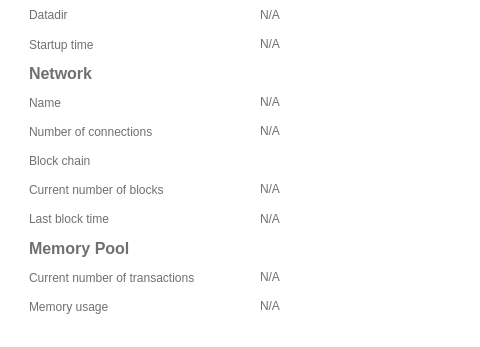
Above: src/qt/forms/debugwindow.ui from Veil-Project/veil before the change; both pictures show x 0 to 480 and y 173 to 520 of the 740 by 520 pixel window. Below: the same form after it.
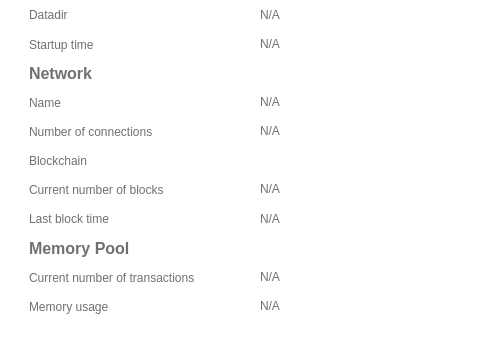
That is the form after the change. Icons and pictures are not drawn. Custom widgets are drawn as their Qt base class.

Diff of the .ui file:
```diff
--- a/src/qt/forms/debugwindow.ui
+++ b/src/qt/forms/debugwindow.ui
@@ -92,7 +92,7 @@
              </font>
             </property>
             <property name="text">
-             <string>Block chain</string>
+             <string>Blockchain</string>
             </property>
            </widget>
           </item>
```
